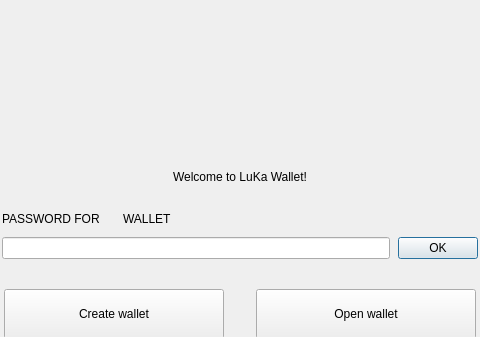
Qt form src/Gui/NoWallet/NoWalletFrame.ui (Lonero-Team/Lonero-Wallet-2.0) before a commit; both pictures show x 179 to 659 and y 0 to 337 of the 838 by 660 pixel window.
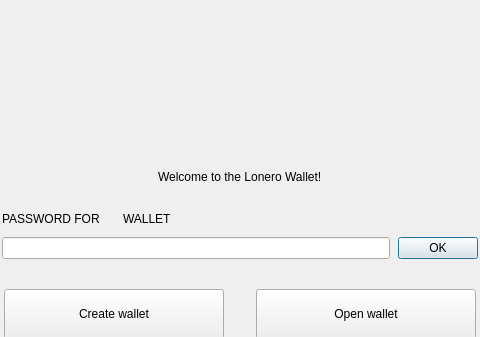
The same form after that commit. Custom widgets are drawn as their Qt base class.

Diff of the .ui file:
```diff
--- a/src/Gui/NoWallet/NoWalletFrame.ui
+++ b/src/Gui/NoWallet/NoWalletFrame.ui
@@ -54,7 +54,7 @@
    <item alignment="Qt::AlignHCenter">
     <widget class="WalletGui::WalletHeaderLabel" name="m_welcomeLabel">
      <property name="text">
-      <string>Welcome to LuKa Wallet!</string>
+      <string>Welcome to the Lonero Wallet!</string>
      </property>
     </widget>
    </item>
```
